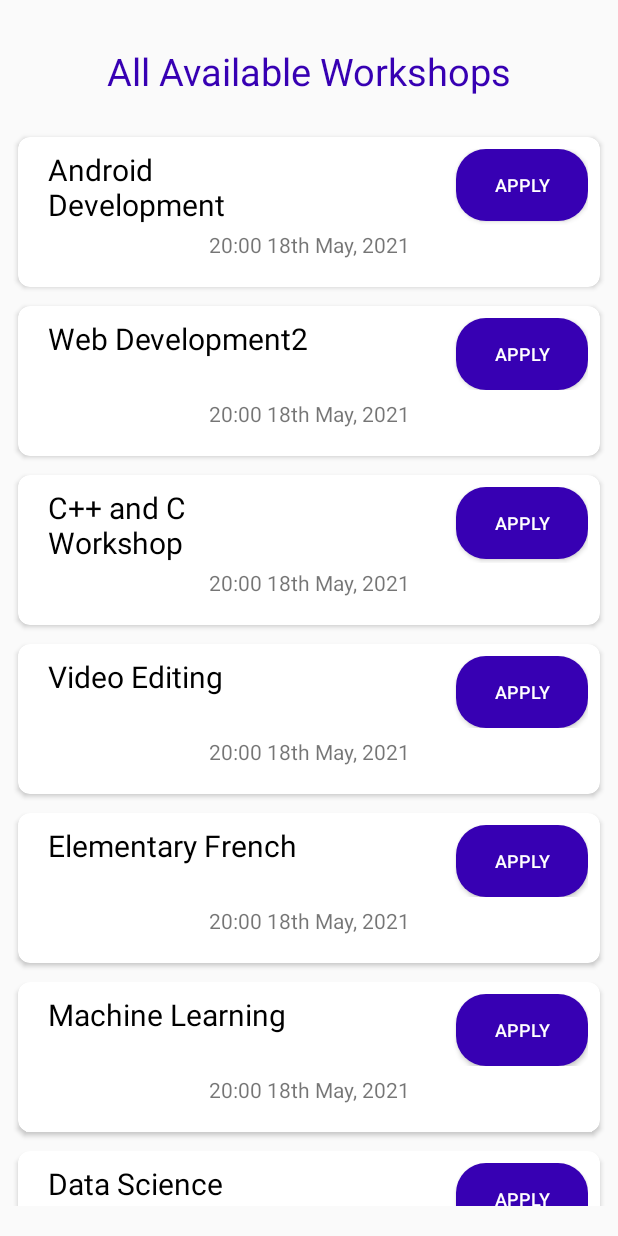
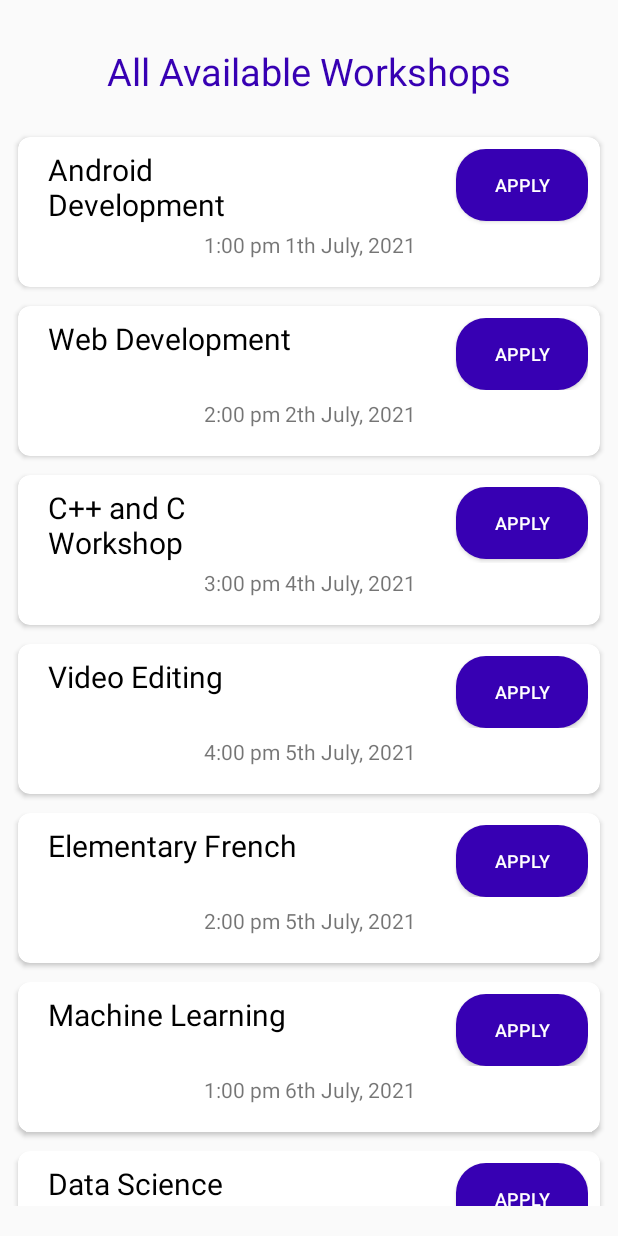
Before and after one commit to KartikeySharma/workshop_manager, an Android app: the ViewWorkshopsActivity screen opened directly, with no data from a screen before it, on a phone screen of 412 x 824 dp. Run offline under Robolectric (Android 15) with nearby library versions, the phone set to English and light mode, and no system bars; our stand-ins replace Room's generated code.

Commit message:
update data

```diff
--- a/app/src/main/java/com/example/workshopmanager/adapter/ShowAllAdapter.kt
+++ b/app/src/main/java/com/example/workshopmanager/adapter/ShowAllAdapter.kt
@@ -27,7 +27,7 @@ class ShowAllAdapter(val contextParam: Context) : RecyclerView.Adapter<ShowAllAd
 
     private val name = arrayOf(
         "Android Development",
-        "Web Development2",
+        "Web Development",
         "C++ and C Workshop",
         "Video Editing",
         "Elementary French",
@@ -36,13 +36,13 @@ class ShowAllAdapter(val contextParam: Context) : RecyclerView.Adapter<ShowAllAd
     )
 
     private val date = arrayOf(
-        "20:00 18th May, 2021",
-        "20:00 18th May, 2021",
-        "20:00 18th May, 2021",
-        "20:00 18th May, 2021",
-        "20:00 18th May, 2021",
-        "20:00 18th May, 2021",
-        "10:00 30th May, 2021"
+        "1:00 pm 1th July, 2021",
+        "2:00 pm 2th July, 2021",
+        "3:00 pm 4th July, 2021",
+        "4:00 pm 5th July, 2021",
+        "2:00 pm 5th July, 2021",
+        "1:00 pm 6th July, 2021",
+        "4:00 pm 8th July, 2021"
     )
 
     private val btn = arrayOf(
```
Also changed, not shown: app/src/main/java/com/example/workshopmanager/adapter/RecyclerViewAdapter.kt (+8 -8 lines).
